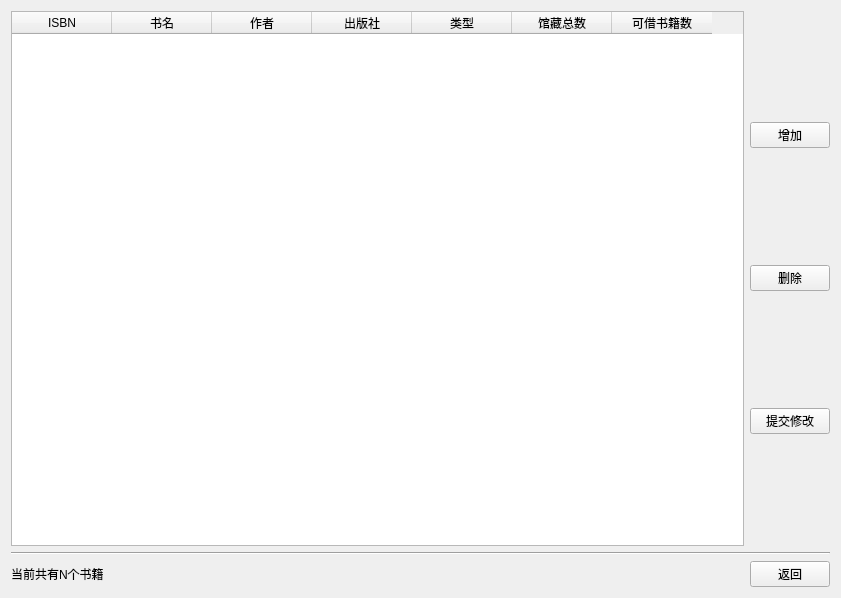
Fenejifen/sql-work, file ui/bookManagement.ui: the form before one commit.
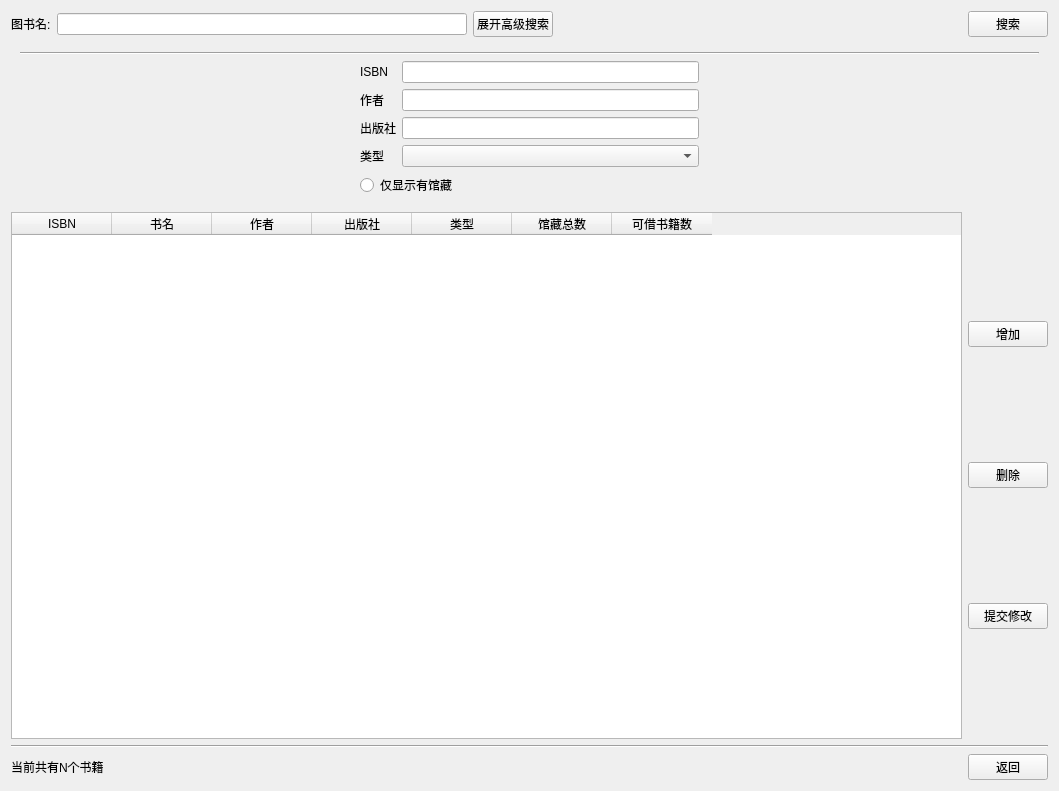
The form after the commit.

Commit message: 增加了查询与借阅，图书管理，学生管理部分的高级搜索。

Patch:
```diff
--- a/ui/bookManagement.ui
+++ b/ui/bookManagement.ui
@@ -6,21 +6,203 @@
    <rect>
     <x>0</x>
     <y>0</y>
-    <width>841</width>
-    <height>598</height>
+    <width>1059</width>
+    <height>791</height>
    </rect>
   </property>
   <property name="windowTitle">
    <string>书籍管理</string>
   </property>
-  <layout class="QHBoxLayout" name="horizontalLayout_4">
-   <item>
-    <layout class="QVBoxLayout" name="verticalLayout_3">
-     <item>
       <layout class="QHBoxLayout" name="horizontalLayout_2">
        <item>
+    <layout class="QVBoxLayout" name="verticalLayout_6">
+     <item>
+      <layout class="QHBoxLayout" name="horizontalLayout_7">
+       <item>
+        <widget class="QLabel" name="label_2">
+         <property name="text">
+          <string>图书名:</string>
+         </property>
+        </widget>
+       </item>
+       <item>
+        <widget class="QLineEdit" name="bookNameEdit">
+         <property name="placeholderText">
+          <string/>
+         </property>
+        </widget>
+       </item>
+       <item>
+        <widget class="QPushButton" name="advancedSearchButton">
+         <property name="text">
+          <string>展开高级搜索</string>
+         </property>
+        </widget>
+       </item>
+       <item>
+        <spacer name="horizontalSpacer_3">
+         <property name="orientation">
+          <enum>Qt::Horizontal</enum>
+         </property>
+         <property name="sizeHint" stdset="0">
+          <size>
+           <width>40</width>
+           <height>20</height>
+          </size>
+         </property>
+        </spacer>
+       </item>
+       <item>
+        <widget class="QPushButton" name="searchButton">
+         <property name="sizePolicy">
+          <sizepolicy hsizetype="Fixed" vsizetype="Fixed">
+           <horstretch>32</horstretch>
+           <verstretch>32</verstretch>
+          </sizepolicy>
+         </property>
+         <property name="toolTip">
+          <string>搜索</string>
+         </property>
+         <property name="styleSheet">
+          <string notr="true"/>
+         </property>
+         <property name="text">
+          <string>搜索</string>
+         </property>
+         <property name="flat">
+          <bool>false</bool>
+         </property>
+        </widget>
+       </item>
+      </layout>
+     </item>
+     <item>
+      <widget class="QWidget" name="widget" native="true">
+       <layout class="QHBoxLayout" name="horizontalLayout_6">
+        <item>
+         <layout class="QVBoxLayout" name="verticalLayout_4">
+          <item>
+           <widget class="Line" name="line_3">
+            <property name="orientation">
+             <enum>Qt::Horizontal</enum>
+            </property>
+           </widget>
+          </item>
+          <item>
+           <layout class="QHBoxLayout" name="horizontalLayout_5">
+            <item>
+             <spacer name="horizontalSpacer_2">
+              <property name="orientation">
+               <enum>Qt::Horizontal</enum>
+              </property>
+              <property name="sizeHint" stdset="0">
+               <size>
+                <width>40</width>
+                <height>20</height>
+               </size>
+              </property>
+             </spacer>
+            </item>
+            <item>
+             <layout class="QVBoxLayout" name="verticalLayout_3">
+              <item>
+               <layout class="QHBoxLayout" name="horizontalLayout_4">
+                <item>
+                 <layout class="QVBoxLayout" name="verticalLayout">
+                  <item>
+                   <widget class="QLabel" name="label_1">
+                    <property name="text">
+                     <string>ISBN</string>
+                    </property>
+                   </widget>
+                  </item>
+                  <item>
+                   <widget class="QLabel" name="label_3">
+                    <property name="text">
+                     <string>作者</string>
+                    </property>
+                   </widget>
+                  </item>
+                  <item>
+                   <widget class="QLabel" name="label">
+                    <property name="text">
+                     <string>出版社</string>
+                    </property>
+                   </widget>
+                  </item>
+                  <item>
+                   <widget class="QLabel" name="label_4">
+                    <property name="text">
+                     <string>类型</string>
+                    </property>
+                   </widget>
+                  </item>
+                 </layout>
+                </item>
+                <item>
         <layout class="QVBoxLayout" name="verticalLayout_2">
          <item>
+                   <widget class="QLineEdit" name="ISBNEdit"/>
+                  </item>
+                  <item>
+                   <widget class="QLineEdit" name="authorEdit"/>
+                  </item>
+                  <item>
+                   <widget class="QLineEdit" name="pressEdit"/>
+                  </item>
+                  <item>
+                   <widget class="QComboBox" name="typeBox">
+                    <item>
+                     <property name="text">
+                      <string/>
+                     </property>
+                    </item>
+                    <item>
+                     <property name="text">
+                      <string>教育</string>
+                     </property>
+                    </item>
+                    <item>
+                     <property name="text">
+                      <string>科技</string>
+                     </property>
+                    </item>
+                   </widget>
+                  </item>
+                 </layout>
+                </item>
+               </layout>
+              </item>
+              <item>
+               <widget class="QRadioButton" name="remainderButton">
+                <property name="text">
+                 <string>仅显示有馆藏</string>
+                </property>
+               </widget>
+              </item>
+             </layout>
+            </item>
+            <item>
+             <spacer name="horizontalSpacer_4">
+              <property name="orientation">
+               <enum>Qt::Horizontal</enum>
+              </property>
+              <property name="sizeHint" stdset="0">
+               <size>
+                <width>40</width>
+                <height>20</height>
+               </size>
+              </property>
+             </spacer>
+            </item>
+           </layout>
+          </item>
+         </layout>
+        </item>
+       </layout>
+      </widget>
+     </item>
+     <item>
           <layout class="QHBoxLayout" name="horizontalLayout">
            <item>
             <widget class="QTableWidget" name="informationTable">
@@ -65,7 +247,7 @@
             </widget>
            </item>
            <item>
-            <layout class="QVBoxLayout" name="verticalLayout">
+        <layout class="QVBoxLayout" name="verticalLayout_5">
              <item>
               <widget class="QPushButton" name="addBookButton">
                <property name="text">
@@ -126,10 +308,6 @@
               <string>返回</string>
              </property>
             </widget>
-           </item>
-          </layout>
-         </item>
-        </layout>
        </item>
       </layout>
      </item>
```
Left out of the diff: 2 changed lines with no effect on the pictures. Lines whose indentation alone changed are shown as unchanged. The commit also changes 4 other files.
